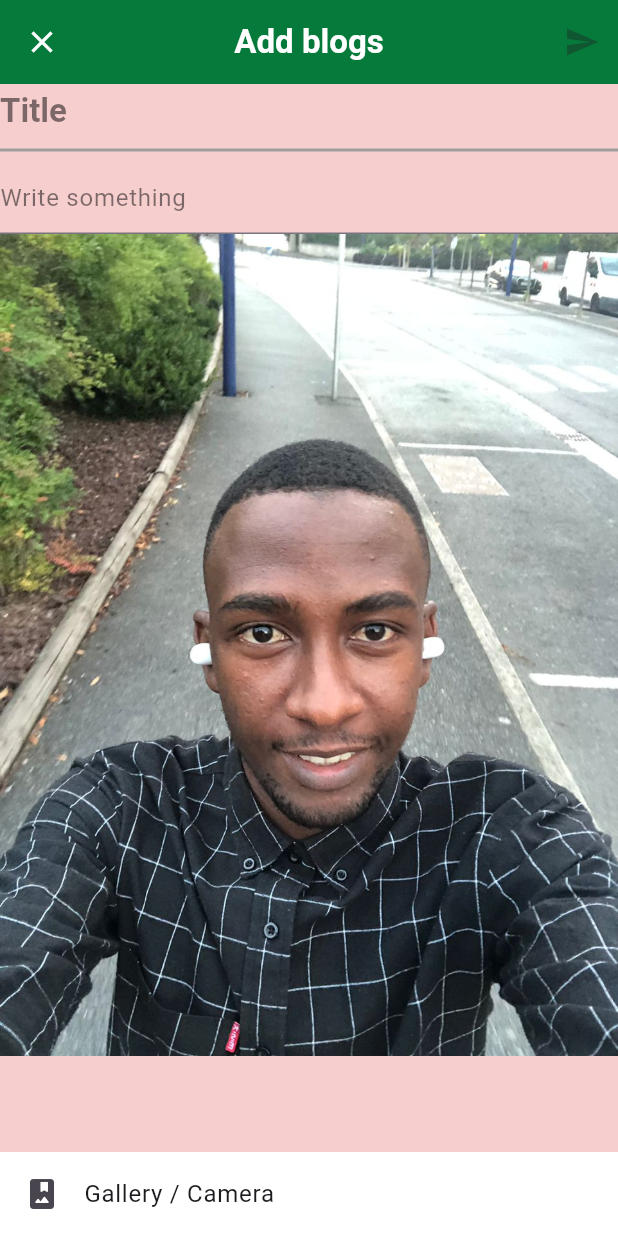
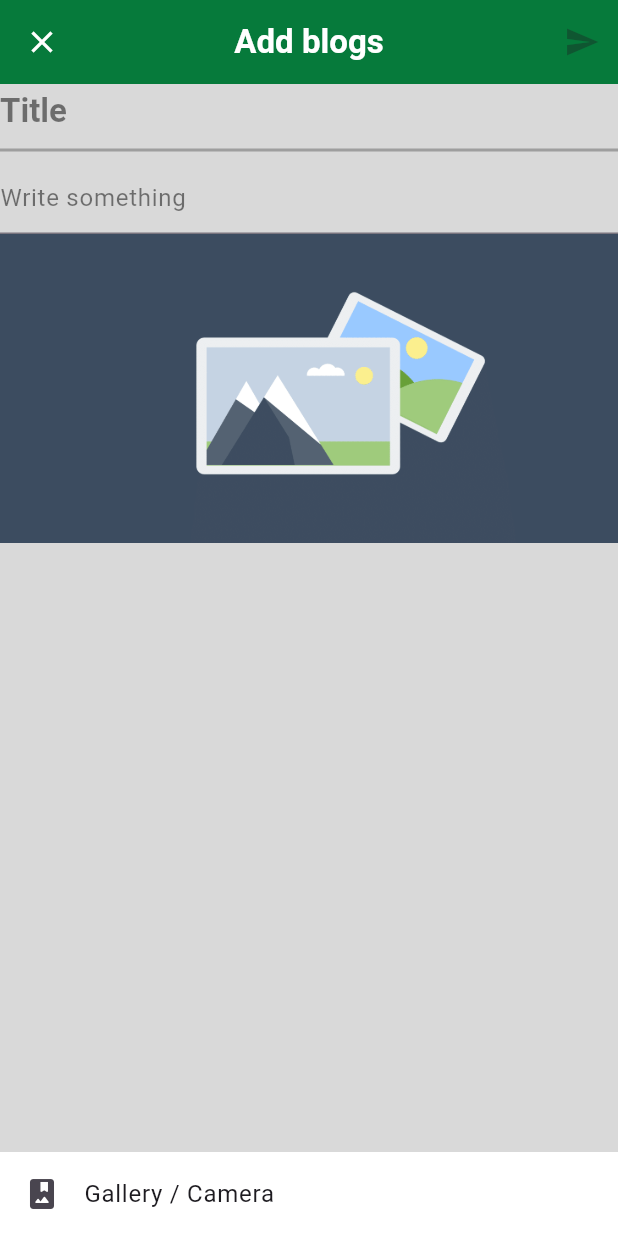
Before and after one commit to AhmedouSalem/smart, a Flutter app: the AddPosts screen opened by its route, on a phone screen of 412 x 824 dp. Run offline on Flutter 3.47's test engine with Material 3 defaults, Android fonts, the light colour scheme and no system bars; our stand-ins replace cached_network_image, cloud_firestore, dartz, firebase_auth, firebase_core, firebase_storage and 4 more; accounts and stored records are empty.

Commit message:
last update

```diff
--- a/lib/core/constant/appimageassets.dart
+++ b/lib/core/constant/appimageassets.dart
@@ -2,6 +2,7 @@ class AppImageAssets {
   static const String routeAssetsImages = "assets/images";
   static const String routeLottie = "assets/lottie";
   static const String myImage = "$routeAssetsImages/ahmedou.jpeg";
+  static const String gallery = "$routeAssetsImages/gallery.png";
   static const String logoApp = "$routeAssetsImages/blog.png";
   static const String posts = "$routeAssetsImages/social.png";
   static const loading = "$routeLottie/loading.json";
--- a/lib/view/screen/blogs/addposts.dart
+++ b/lib/view/screen/blogs/addposts.dart
@@ -27,7 +27,7 @@ class AddPosts extends StatelessWidget {
           },
         ),
       ),
-      backgroundColor: const Color.fromARGB(255, 246, 206, 206),
+      backgroundColor: AppColor.scaffoldColor,
       appBar: AppBar(
         leading: IconButton(
           onPressed: () {},
@@ -66,7 +66,7 @@ class AddPosts extends StatelessWidget {
             GetBuilder<AddPostsController>(
               builder: (controller) => controller.file == null
                   ? Image.asset(
-                      AppImageAssets.myImage,
+                      AppImageAssets.gallery,
                       width: double.infinity,
                     )
                   : Image.file(controller.file!),
```
Also changed, not shown: assets/images/gallery.png (added), demonstration/add.jpg (added), demonstration/details.jpg (added), demonstration/home.jpg (added), demonstration/settings.jpg (added), 1 other file.
